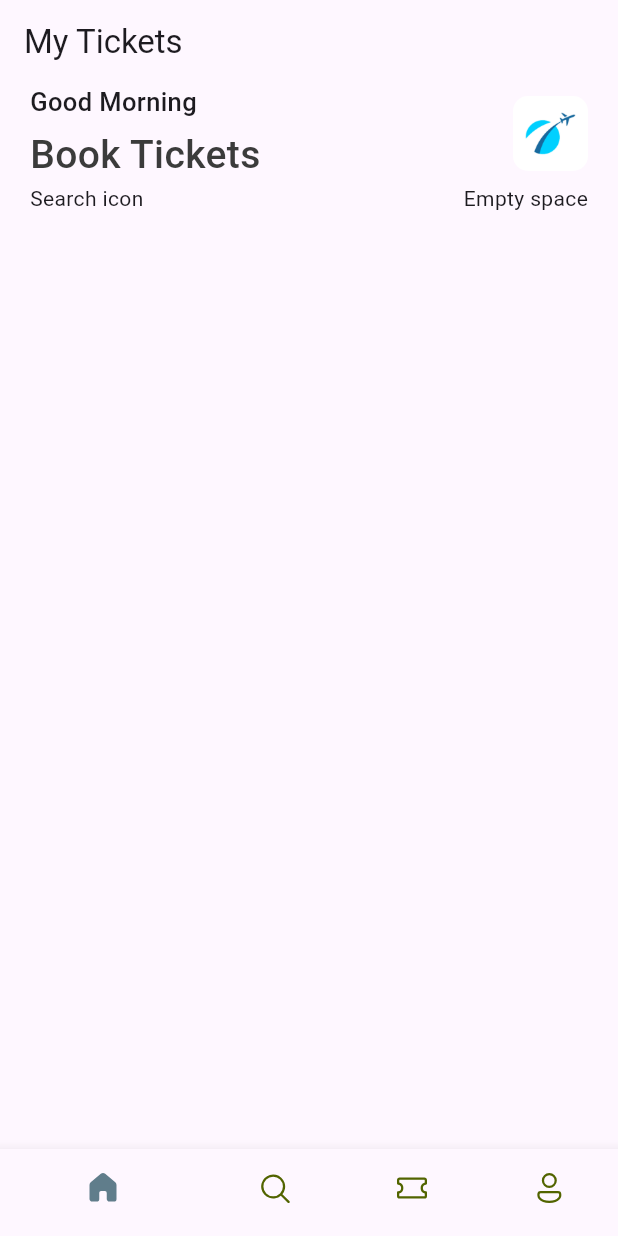
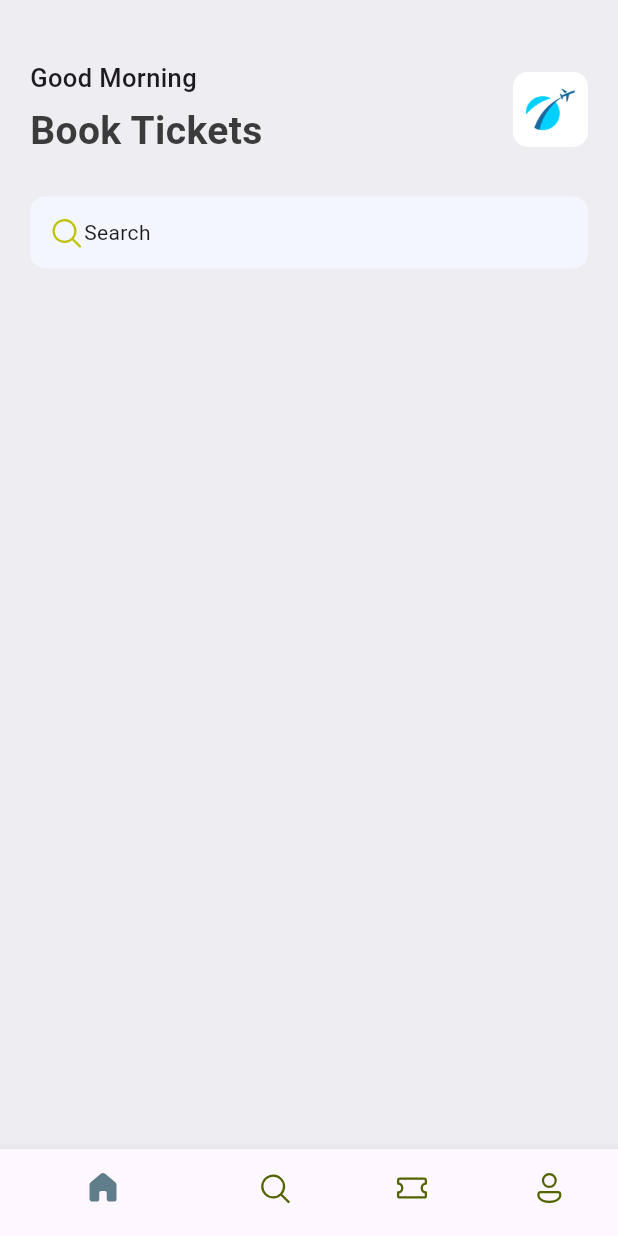
Before and after one commit to developerB1/ticket_app, a Flutter app: the screen it shows after launch, on a phone screen of 412 x 824 dp. Run offline on Flutter 3.47's test engine with Material 3 defaults, Android fonts, the phone set to English and light mode, and no system bars; our stand-ins replace fluentui_icons.

Commit message:
update sytles and colors

```diff
--- a/lib/core/bottom_nav_bar.dart
+++ b/lib/core/bottom_nav_bar.dart
@@ -31,9 +31,6 @@ class _BottomNavBarState extends State<BottomNavBar> {
   @override
   Widget build(BuildContext context) {
     return Scaffold(
-      appBar: AppBar(
-        title: const Text("My Tickets"),
-      ),
       body: appScreens[_selectedIndex],
       bottomNavigationBar: BottomNavigationBar(
         currentIndex: _selectedIndex,
--- a/lib/core/res/media.dart
+++ b/lib/core/res/media.dart
@@ -1,3 +1,4 @@
 class AppMedia {
-  static const _baseImage = "assets/images/";
+  static const _baseImage = "assets/images";
+  static const logo = '$_baseImage/logo.png';
 }
--- a/lib/core/res/styles/app_styles.dart
+++ b/lib/core/res/styles/app_styles.dart
@@ -4,10 +4,11 @@ Color primary = const Color(0xFF687daf);
 
 class AppStyles {
   static Color primaryColor = primary;
+  static Color bgColor = Color(0xFFeeedf2);
   static Color textColor = const Color(0xFF3b3b3b);
 
   static TextStyle headLineStyle1 =
-      TextStyle(fontSize: 26, fontWeight: FontWeight.w500, color: textColor);
+      TextStyle(fontSize: 26, fontWeight: FontWeight.bold, color: textColor);
 
   static TextStyle headLineStyle3 =
       const TextStyle(fontSize: 17, fontWeight: FontWeight.w500);
--- a/lib/main.dart
+++ b/lib/main.dart
@@ -11,7 +11,8 @@ class MyApp extends StatelessWidget {
 
   @override
   Widget build(BuildContext context) {
-    return MaterialApp(
+    return const MaterialApp(
+      debugShowCheckedModeBanner: false,
       home: BottomNavBar(),
     );
   }
--- a/lib/screens/home_screen.dart
+++ b/lib/screens/home_screen.dart
@@ -1,4 +1,6 @@
+import 'package:fluentui_icons/fluentui_icons.dart';
 import 'package:flutter/material.dart';
+import 'package:ticket_app/core/res/media.dart';
 import 'package:ticket_app/core/res/styles/app_styles.dart';
 
 class HomeScreen extends StatelessWidget {
@@ -7,9 +9,10 @@ class HomeScreen extends StatelessWidget {
   @override
   Widget build(BuildContext context) {
     return Scaffold(
-      // Scrollable effect
+      backgroundColor: AppStyles.bgColor,
       body: ListView(
         children: [
+          const SizedBox(height: 40),
           Container(
             padding: const EdgeInsets.symmetric(horizontal: 20),
             child: Column(
@@ -31,13 +34,26 @@ class HomeScreen extends StatelessWidget {
                       decoration: BoxDecoration(
                           borderRadius: BorderRadius.circular(10),
                           image: DecorationImage(
-                              image: AssetImage("assets/images/logo.png"))),
+                              image: AssetImage(AppMedia.logo))),
                     )
                   ],
                 ),
-                Row(
-                  mainAxisAlignment: MainAxisAlignment.spaceBetween,
-                  children: [Text("Search icon"), Text("Empty space")],
+                const SizedBox(height: 25),
+                Container(
+                  padding:
+                      const EdgeInsets.symmetric(horizontal: 12, vertical: 12),
+                  decoration: BoxDecoration(
+                      borderRadius: BorderRadius.circular(10),
+                      color: const Color(0xFFF4F6FD)),
+                  child: const Row(
+                    children: [
+                      Icon(
+                        FluentSystemIcons.ic_fluent_search_regular,
+                        color: Color(0xFFBFC205),
+                      ),
+                      Text("Search")
+                    ],
+                  ),
                 )
               ],
             ),
```
